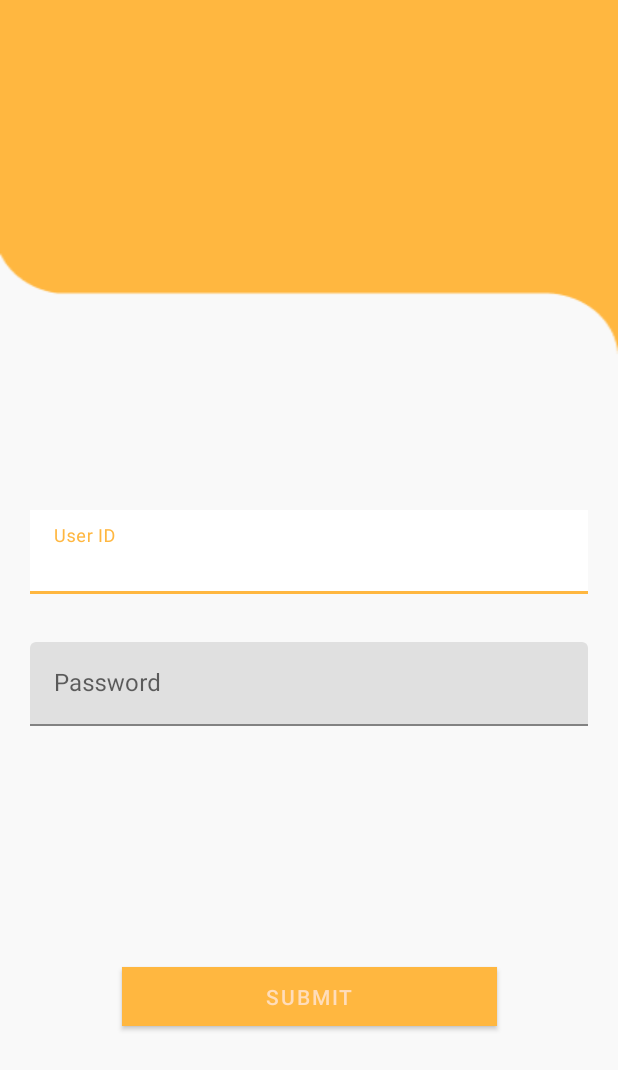
After one commit to NextGen-Coder/Slurpsss-_-Food-and-Mess-Services, an Android app: the layout activity_login.xml on its own in the app's theme, with its tools: preview values and no code run, on a phone screen of 412 x 824 dp. The commit adds this screen. Shown: the top 1070 px of the screen. Run offline under Robolectric (Android 15) with nearby library versions, the light colour scheme and no system bars.

Commit message:
Login Activity Backend

```diff
--- /dev/null
+++ b/SlurpssAdmin/app/src/main/java/co/in/nextgencoder/slurpssadmin/LoginActivity.java
@@ -0,0 +1,66 @@
+package co.in.nextgencoder.slurpssadmin;
+
+import androidx.annotation.NonNull;
+import androidx.appcompat.app.AppCompatActivity;
+
+import android.content.Intent;
+import android.os.Bundle;
+import android.view.View;
+import android.widget.EditText;
+
+import com.google.android.gms.tasks.OnCompleteListener;
+import com.google.android.gms.tasks.Task;
+import com.google.firebase.database.DataSnapshot;
+import com.google.firebase.database.DatabaseReference;
+import com.google.firebase.database.FirebaseDatabase;
+
+import co.in.nextgencoder.slurpssadmin.util.AESUtils;
+
+public class LoginActivity extends AppCompatActivity {
+
+    private EditText userIdEdit, userPassEdit;
+    private DatabaseReference databaseReference;
+
+    @Override
+    protected void onCreate(Bundle savedInstanceState) {
+        super.onCreate(savedInstanceState);
+        setContentView(R.layout.activity_login);
+
+        userIdEdit = findViewById( R.id.userId);
+        userPassEdit = findViewById( R.id.userPass);
+        databaseReference = FirebaseDatabase.getInstance().getReference( "super_admin");
+    }
+
+    public void submitLogin(View view) {
+
+        try {
+            String userId = userIdEdit.getText().toString();
+            String userPass = userPassEdit.getText().toString();
+
+
+            databaseReference.get()
+                .addOnCompleteListener( task -> {
+                    String id = task.getResult().child("user_id").getValue().toString();
+                    String pass = task.getResult().child("password").getValue().toString();
+                    try {
+                        String dbId = AESUtils.decrypt( id);
+                        String dbPass = AESUtils.decrypt( pass);
+
+                        System.out.println(userId+" user =====> "+userPass);
+                        System.out.println(dbId+" db =====> "+dbPass);
+
+                        if(dbId.equals(userId) && dbPass.equals(userPass)){
+
+                            Intent intent = new Intent(getApplicationContext(), MainActivity.class);
+                            startActivity(intent);
+                        }
+
+                    } catch (Exception e) {
+                        e.printStackTrace();
+                    }
+                });
+
+        } catch( Exception ignored) { }
+
+    }
+}
--- /dev/null
+++ b/SlurpssAdmin/app/src/main/res/layout/activity_login.xml
@@ -0,0 +1,81 @@
+<?xml version="1.0" encoding="utf-8"?>
+<androidx.constraintlayout.widget.ConstraintLayout xmlns:android="http://schemas.android.com/apk/res/android"
+    xmlns:app="http://schemas.android.com/apk/res-auto"
+    xmlns:tools="http://schemas.android.com/tools"
+    android:layout_width="match_parent"
+    android:layout_height="match_parent"
+    android:backgroundTint="#F9F9F9"
+    android:background="#f9f9f9"
+    tools:context=".LoginActivity">
+
+
+    <ImageView
+        android:layout_width="match_parent"
+        android:layout_height="wrap_content"
+        android:src="@drawable/mess_section"
+        android:scaleType="fitXY"
+        app:layout_constraintTop_toTopOf="parent">
+
+    </ImageView>
+
+    <LinearLayout
+        android:id="@+id/linearLayout"
+        android:layout_width="match_parent"
+        android:layout_height="wrap_content"
+        android:orientation="vertical"
+        android:padding="20dp"
+        app:layout_constraintBottom_toBottomOf="parent"
+        app:layout_constraintTop_toTopOf="parent">
+
+        <com.google.android.material.textfield.TextInputLayout
+            android:layout_width="match_parent"
+            android:layout_height="wrap_content"
+            android:layout_marginBottom="32dp">
+
+            <com.google.android.material.textfield.TextInputEditText
+                android:id="@+id/userId"
+                android:layout_width="match_parent"
+                android:layout_height="wrap_content"
+                android:hint="User ID"
+                android:background="#FFF"
+                android:textColorHint="#333"
+                android:textColorHighlight="#444"
+                android:textColor="#333"
+                />
+        </com.google.android.material.textfield.TextInputLayout>
+
+        <com.google.android.material.textfield.TextInputLayout
+            android:layout_width="match_parent"
+            android:layout_height="wrap_content">
+
+            <com.google.android.material.textfield.TextInputEditText
+                android:id="@+id/userPass"
+                android:layout_width="match_parent"
+                android:layout_height="wrap_content"
+                android:textColor="#333"
+                android:textColorHint="#aaa"
+                android:textColorHighlight="#aaa"
+                android:hint="Password"
+                />
+
+        </com.google.android.material.textfield.TextInputLayout>
+
+    </LinearLayout>
+
+    <Button
+        android:layout_width="250dp"
+        android:layout_height="39dp"
+        android:text="Submit"
+        android:onClick="submitLogin"
+        app:layout_constraintBottom_toBottomOf="parent"
+        app:layout_constraintEnd_toEndOf="parent"
+        app:layout_constraintStart_toStartOf="parent"
+        app:layout_constraintTop_toBottomOf="@+id/linearLayout"
+        tools:ignore="UsingOnClickInXml"
+        android:background="#FFB740"
+        android:backgroundTint="#FFB740"
+
+
+        />
+
+</androidx.constraintlayout.widget.ConstraintLayout>
--- a/SlurpssAdmin/app/src/main/res/values-night/themes.xml
+++ b/SlurpssAdmin/app/src/main/res/values-night/themes.xml
@@ -12,5 +12,11 @@
         <!-- Status bar color. -->
         <item name="android:statusBarColor" tools:targetApi="l">?attr/colorPrimaryVariant</item>
         <!-- Customize your theme here. -->
+
+        <item name="android:textColorHint">#AAA</item>
+
+        <item name="colorControlNormal">#AAA</item>
+        <item name="colorControlActivated">#ff0000</item>
+        <item name="colorControlHighlight">#AAA</item>
     </style>
 </resources>
--- a/SlurpssAdmin/app/src/main/res/values/themes.xml
+++ b/SlurpssAdmin/app/src/main/res/values/themes.xml
@@ -4,7 +4,7 @@
         <!-- Primary brand color. -->
         <item name="colorPrimary">#FFB740</item>
         <item name="colorPrimaryVariant">@color/purple_700</item>
-        <item name="colorOnPrimary">@color/white</item>
+        <item name="colorOnPrimary">#fdb</item>
         <!-- Secondary brand color. -->
         <item name="colorSecondary">@color/teal_200</item>
         <item name="colorSecondaryVariant">@color/teal_700</item>
@@ -12,5 +12,11 @@
         <!-- Status bar color. -->
         <item name="android:statusBarColor" tools:targetApi="l">?attr/colorPrimaryVariant</item>
         <!-- Customize your theme here. -->
+        <item name="android:textColorHint">#AAA</item>
+
+
+        <item name="colorControlNormal">#AAA</item>
+        <item name="colorControlActivated">#ff0000</item>
+        <item name="colorControlHighlight">#AAA</item>
     </style>
 </resources>
```
Also changed, not shown: SlurpssAdmin/app/src/main/res/static/DancingScript-Bold.ttf (deleted), SlurpssAdmin/app/src/main/res/static/DancingScript-Medium.ttf (deleted), SlurpssAdmin/app/src/main/res/static/DancingScript-Regular.ttf (deleted), SlurpssAdmin/app/src/main/res/static/DancingScript-SemiBold.ttf (deleted).
